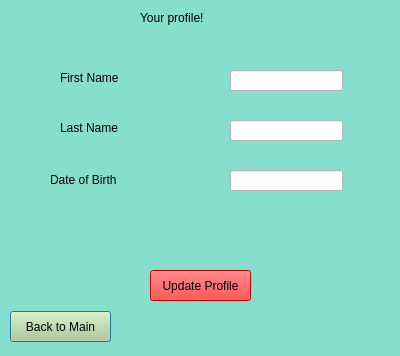
The window that YourProfile.ui (ban2224/capstone_motor) describes before a commit, drawn with Qt 5.
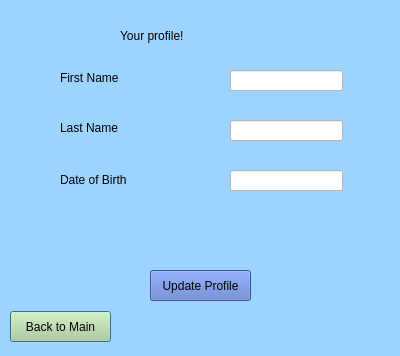
The same window after the commit.

The edit to the form file:
```diff
--- a/YourProfile.ui
+++ b/YourProfile.ui
@@ -14,17 +14,21 @@
    <string>Dialog</string>
   </property>
   <property name="styleSheet">
-   <string notr="true">background:rgb(134, 223, 204)</string>
+   <string notr="true">background:rgb(156, 211, 255)
+</string>
   </property>
   <widget class="QLabel" name="label">
    <property name="geometry">
     <rect>
-     <x>140</x>
-     <y>10</y>
+     <x>120</x>
+     <y>20</y>
      <width>161</width>
-     <height>16</height>
+     <height>31</height>
     </rect>
    </property>
+   <property name="styleSheet">
+    <string notr="true">font: 700 italic 23pt &quot;Georgia&quot;;</string>
+   </property>
    <property name="text">
     <string>Your profile!</string>
    </property>
@@ -55,7 +59,7 @@
     </rect>
    </property>
    <property name="styleSheet">
-    <string notr="true">background:red</string>
+    <string notr="true">background: rgb(84, 116, 197)</string>
    </property>
    <property name="text">
     <string>Update Profile</string>
@@ -132,7 +136,7 @@
   <widget class="QLabel" name="label_4">
    <property name="geometry">
     <rect>
-     <x>50</x>
+     <x>60</x>
      <y>170</y>
      <width>91</width>
      <height>20</height>
```
